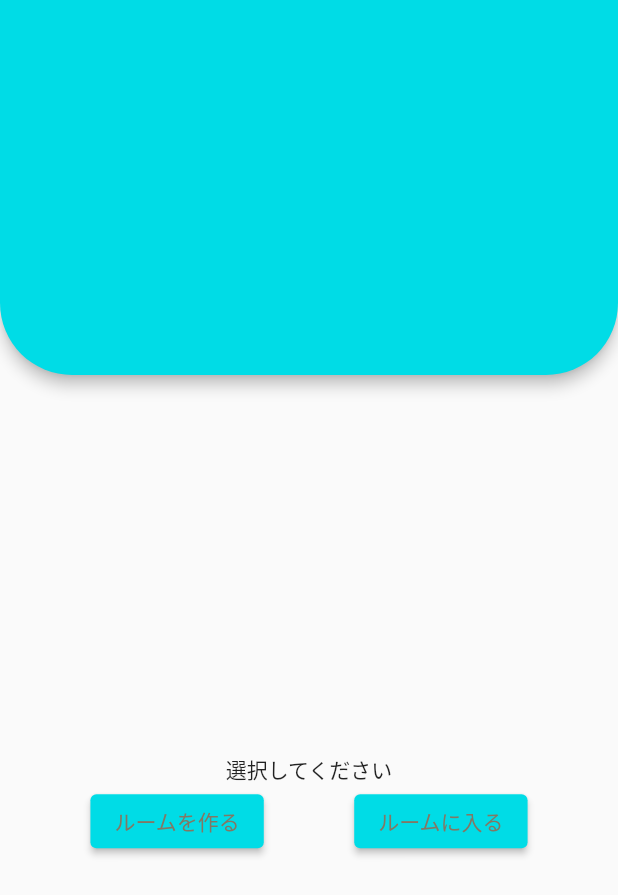
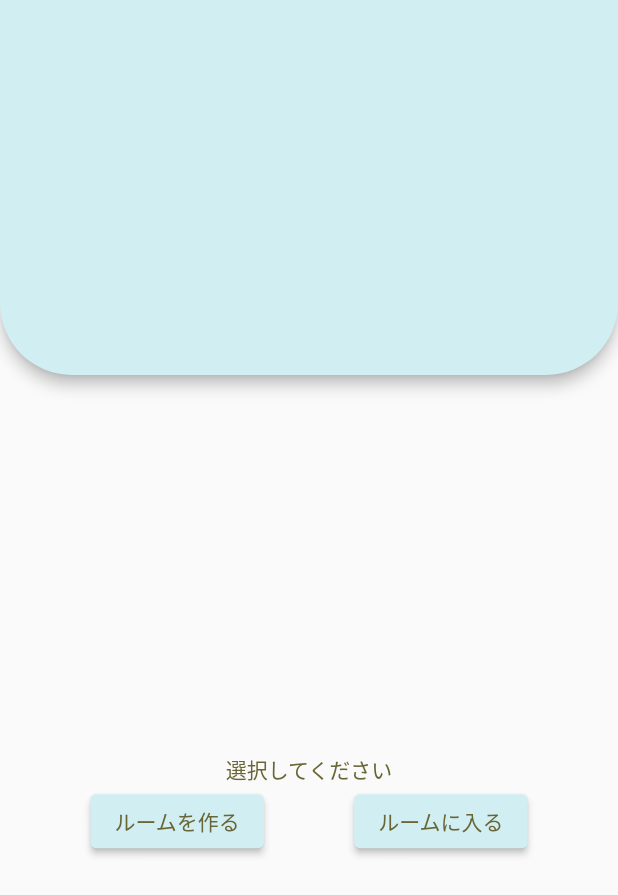
Before and after one commit to Tdrj2716/study_app_hackathon, a Flutter app: the screen it shows after launch, on a phone screen of 412 x 824 dp. Shown: the top 895 px of the screen. Run offline on Flutter 3.47's test engine with Material 2 defaults, Android fonts, the phone set to English and light mode, and no system bars.

Commit message:
背景と文字の色を統一色に変更

```diff
--- a/lib/welcome.dart
+++ b/lib/welcome.dart
@@ -11,7 +11,7 @@ class Welcome extends StatelessWidget {
         preferredSize: Size.fromHeight(250),
         child: AppBar(
             //title: Text("ホーム"),
-            backgroundColor: Color.fromRGBO(0, 220, 230, 1),
+            backgroundColor: Color(0xFFD1EEF3),
             shape: const RoundedRectangleBorder(
               borderRadius: BorderRadius.vertical(
                 bottom: Radius.circular(48.0),
@@ -22,23 +22,26 @@ class Welcome extends StatelessWidget {
           child: Column(
         mainAxisAlignment: MainAxisAlignment.center,
         children: [
-          Text('選択してください'),
+          const Text(
+            '選択してください',
+            style: TextStyle(color: Color(0xFF696636)),
+          ),
           Row(
             mainAxisAlignment: MainAxisAlignment.spaceEvenly,
             children: [
               ElevatedButton(
                 child: const Text('ルームを作る'),
                 style: ElevatedButton.styleFrom(
-                  primary: Color.fromRGBO(0, 220, 230, 1),
-                  onPrimary: Color.fromRGBO(130, 120, 100, 1),
+                  primary: Color(0xFFD1EEF3),
+                  onPrimary: Color(0xFF696636),
                 ),
                 onPressed: () {},
               ),
               ElevatedButton(
                 child: const Text('ルームに入る'),
                 style: ElevatedButton.styleFrom(
-                  primary: Color.fromRGBO(0, 220, 230, 1),
-                  onPrimary: Color.fromRGBO(130, 120, 100, 1),
+                  primary: Color(0xFFD1EEF3),
+                  onPrimary: Color(0xFF696636),
                 ),
                 onPressed: () {},
               ),
```
